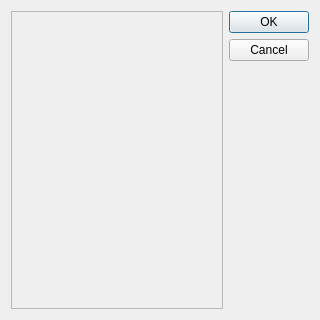
First picture: the form in historydialog.ui, repository lvxvh/SE342_CV_Project, before the edit.
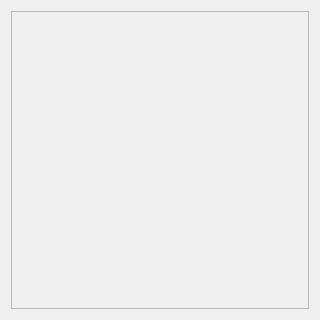
Second picture: the form after the edit.

```diff
--- a/historydialog.ui
+++ b/historydialog.ui
@@ -24,23 +24,13 @@
        <rect>
         <x>0</x>
         <y>0</y>
-        <width>196</width>
+        <width>296</width>
         <height>296</height>
        </rect>
       </property>
      </widget>
     </widget>
    </item>
-   <item row="0" column="1">
-    <widget class="QDialogButtonBox" name="buttonBox">
-     <property name="orientation">
-      <enum>Qt::Vertical</enum>
-     </property>
-     <property name="standardButtons">
-      <set>QDialogButtonBox::Cancel|QDialogButtonBox::Ok</set>
-     </property>
-    </widget>
-   </item>
   </layout>
  </widget>
  <resources/>
```
Left out of the diff: 35 changed lines with no effect on the pictures.
